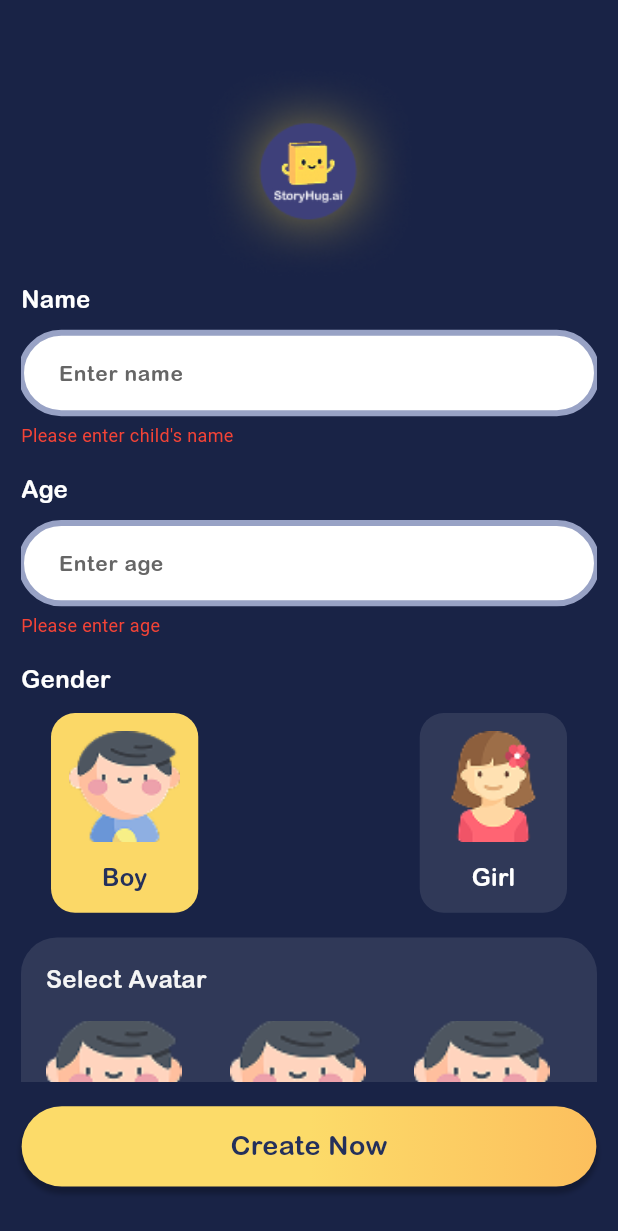
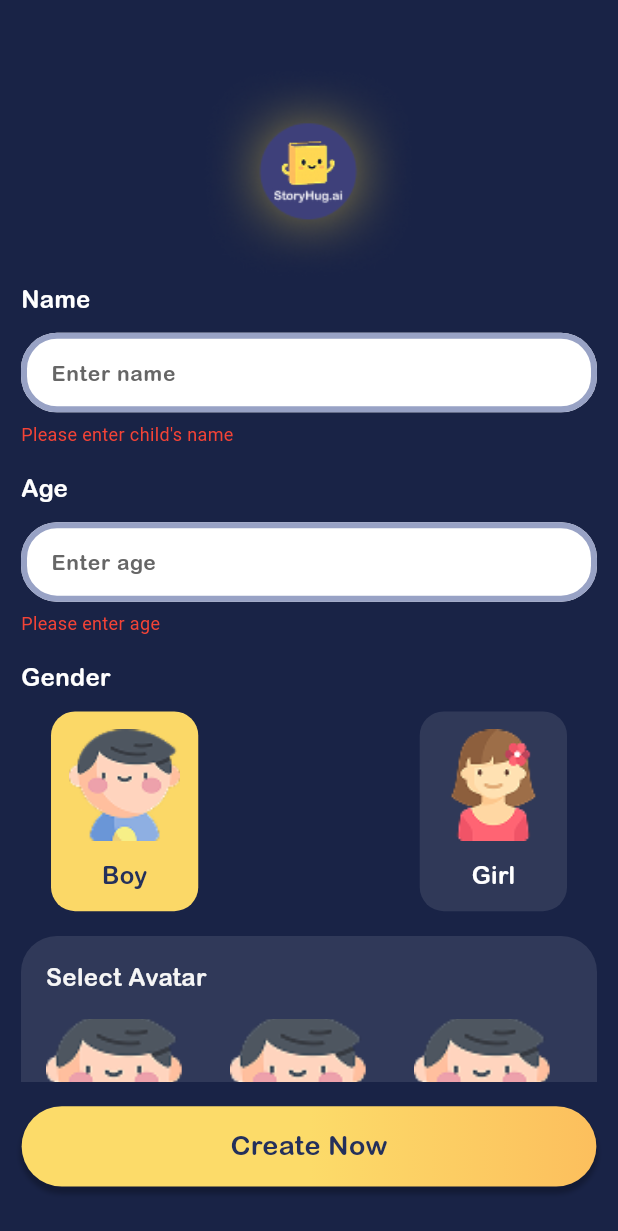
Before and after one commit to Vikranth1831/story_hug, a Flutter app: the EnteringFieldsForKid screen opened directly, after a tap on "Create Now", after a tap on "Boy", on a phone screen of 412 x 824 dp. Shown: the top 1231 px of the screen. Run offline on Flutter 3.47's test engine with Material 3 defaults, Android fonts, the phone set to English and light mode, and no system bars; our stand-ins replace cached_network_image, connectivity_plus, dio, dotted_border, equatable, firebase_core and 14 more; missing offline and left inert: flutter_sound, razorpay_flutter; accounts and stored records are empty; network calls fail; Roboto replaces fonts that are missing (segeo); project files that could hold a hidden picture were left out.

Commit message:
Committed by charan 27/11/2025 at 5:12

```diff
--- a/lib/components/text_field.dart
+++ b/lib/components/text_field.dart
@@ -3,31 +3,20 @@ import 'package:go_router/go_router.dart';
 import 'package:story_hug/utils/media_query_helper.dart';
 
 import '../../components/create_now_button.dart';
+
 class CustomInputField extends StatelessWidget {
   final TextEditingController controller;
   final String label1;
 
-  const CustomInputField({super.key, required this.controller,required this.label1});
+  const CustomInputField({
+    super.key,
+    required this.controller,
+    required this.label1,
+  });
 
   @override
   Widget build(BuildContext context) {
-    final h=SizeConfig.screenHeight;
-    return Container(
-      width: double.infinity,
-      height: h * 0.065,
-      padding: const EdgeInsets.symmetric(horizontal: 23),
-      decoration: ShapeDecoration(
-        color: Colors.white,
-        shape: RoundedRectangleBorder(
-          side: const BorderSide(
-            width: 4,
-            color: Color(0xFF98A2C5),
-            strokeAlign: BorderSide.strokeAlignCenter,
-          ),
-          borderRadius: BorderRadius.circular(32),
-        ),
-      ),
-      child: Theme(
+    return Theme(
       data: ThemeData(
         textSelectionTheme: const TextSelectionThemeData(
           cursorColor: Color(0xFF98A2C5),
@@ -51,9 +40,32 @@ class CustomInputField extends StatelessWidget {
             fontFamily: 'Arial',
             fontWeight: FontWeight.w400,
           ),
-            border: InputBorder.none,
+          filled: true,
+          fillColor: Color(0xffFFFFFF),
+          border: OutlineInputBorder(
+            borderRadius: BorderRadius.circular(24),
+            borderSide: BorderSide(color: Color(0xFF98A2C5), width: 4),
+          ),
+          errorBorder: OutlineInputBorder(
+            borderRadius: BorderRadius.circular(24),
+            borderSide: BorderSide(color: Color(0xFF98A2C5), width: 4),
+          ),
+          focusedBorder: OutlineInputBorder(
+            borderRadius: BorderRadius.circular(24),
+            borderSide: BorderSide(color: Color(0xFF98A2C5), width: 4),
+          ),
+          focusedErrorBorder: OutlineInputBorder(
+            borderRadius: BorderRadius.circular(24),
+            borderSide: BorderSide(color: Color(0xFF98A2C5), width: 4),
+          ),
+          enabledBorder: OutlineInputBorder(
+            borderRadius: BorderRadius.circular(24),
+            borderSide: BorderSide(color: Color(0xFF98A2C5), width: 4),
+          ),
           isCollapsed: true,
-            contentPadding: const EdgeInsets.symmetric(vertical: 14),
+          contentPadding: const EdgeInsets.symmetric(
+            vertical: 16,
+            horizontal: 16,
           ),
         ),
       ),
--- a/lib/pages/Section1/PlayStory.dart
+++ b/lib/pages/Section1/PlayStory.dart
@@ -12,6 +12,7 @@ import '../../controller/fetchStoryDetailsController.dart';
 import '../../data/remote_data_source.dart';
 import '../../repositories/FetchStoryDetailsRepo.dart';
 import '../../repositories/faveratesRepo.dart';
+import '../../services/AuthService.dart';
 import '../../utils/constants.dart';
 
 class PlayStory extends StatefulWidget {
@@ -433,11 +434,11 @@ class _PlayStoryState extends State<PlayStory> {
 
                                   isLikedNotifier.value =
                                       newStatus; // Optimistic UI update
-
+                                  final savedChildId = await AuthService.getUserChildId();
                                   await addToFaverateController
                                       .addToFaveratesList({
                                         "story_id": story.id,
-                                        "child_id": "1",
+                                        "child_id": savedChildId,
                                       });
 
                                   if (addToFaverateController
--- a/lib/pages/creating_profile_for_kids/entering_fields.dart
+++ b/lib/pages/creating_profile_for_kids/entering_fields.dart
@@ -10,8 +10,9 @@ import '../../components/text_field.dart';
 import '../../controller/createChildrenController.dart';
 import '../../data/remote_data_source.dart';
 import '../../models/get_all_children_model.dart';
+
 class EnteringFieldsForKid extends StatefulWidget {
-  final Children? childData;   // 🔥 comes only in Update mode
+  final Children? childData; // 🔥 comes only in Update mode
 
   const EnteringFieldsForKid({super.key, this.childData});
 
@@ -23,8 +24,9 @@ class _EnteringFieldsForKidState extends State<EnteringFieldsForKid> {
   final nameController = TextEditingController();
   final ageController = TextEditingController();
   String selectedGender = "";
+  int selectedAvatarIndex = -1;
 
-  bool isUpdate = false;  // 🔥 to detect update mode
+  bool isUpdate = false; // 🔥 to detect update mode
 
   String nameError = "";
   String ageError = "";
@@ -91,8 +93,10 @@ class _EnteringFieldsForKidState extends State<EnteringFieldsForKid> {
               if (nameError.isNotEmpty)
                 Padding(
                   padding: const EdgeInsets.only(top: 6),
-                  child: Text(nameError,
-                      style: TextStyle(color: Colors.red, fontSize: 12)),
+                  child: Text(
+                    nameError,
+                    style: TextStyle(color: Colors.red, fontSize: 12),
+                  ),
                 ),
 
               SizedBox(height: h * 0.02),
@@ -100,16 +104,15 @@ class _EnteringFieldsForKidState extends State<EnteringFieldsForKid> {
               TextHeader("Age"),
               SizedBox(height: h * 0.013),
 
-              CustomInputField(
-                controller: ageController,
-                label1: 'Enter age',
-              ),
+              CustomInputField(controller: ageController, label1: 'Enter age'),
 
               if (ageError.isNotEmpty)
                 Padding(
                   padding: const EdgeInsets.only(top: 6),
-                  child: Text(ageError,
-                      style: TextStyle(color: Colors.red, fontSize: 12)),
+                  child: Text(
+                    ageError,
+                    style: TextStyle(color: Colors.red, fontSize: 12),
+                  ),
                 ),
 
               SizedBox(height: h * 0.02),
@@ -134,8 +137,10 @@ class _EnteringFieldsForKidState extends State<EnteringFieldsForKid> {
                 if (genderError.isNotEmpty)
                   Padding(
                     padding: const EdgeInsets.only(top: 6),
-                    child: Text(genderError,
-                        style: TextStyle(color: Colors.red, fontSize: 12)),
+                    child: Text(
+                      genderError,
+                      style: TextStyle(color: Colors.red, fontSize: 12),
+                    ),
                   ),
               ],
 
@@ -189,7 +194,8 @@ class _EnteringFieldsForKidState extends State<EnteringFieldsForKid> {
                 "gender": selectedGender,
                 "age": ageController.text,
                 "image": "",
-                if (isUpdate) "id": widget.childData!.id,   // 🔥 send id in update
+                if (isUpdate)
+                  "id": widget.childData!.id, // 🔥 send id in update
               };
 
               controller.createChildren(data);
@@ -201,16 +207,17 @@ class _EnteringFieldsForKidState extends State<EnteringFieldsForKid> {
     );
   }
 
-  // ❗ Rest UI widgets remain EXACTLY same (no change)
-  Widget AvatarSelectionBox(List<String> avatarList, var height, var width) {
+  Widget AvatarSelectionBox(
+    List<String> avatarList,
+    double height,
+    double width,
+  ) {
     return Container(
       width: double.infinity,
       padding: EdgeInsets.all(height * 0.02),
       decoration: ShapeDecoration(
-        color: Colors.white.withValues(alpha: 0.10),
-        shape: RoundedRectangleBorder(
-          borderRadius: BorderRadius.circular(24),
-        ),
+        color: Colors.white.withOpacity(0.10),
+        shape: RoundedRectangleBorder(borderRadius: BorderRadius.circular(24)),
       ),
       child: Column(
         crossAxisAlignment: CrossAxisAlignment.start,
@@ -231,15 +238,29 @@ class _EnteringFieldsForKidState extends State<EnteringFieldsForKid> {
             child: Row(
               children: List.generate(
                 avatarList.length,
-                    (index) => Padding(
+                (index) => GestureDetector(
+                  onTap: () {
+                    setState(() {
+                      selectedAvatarIndex = index;
+                    });
+                  },
+                  child: Padding(
                     padding: const EdgeInsets.only(right: 32),
                     child: Container(
                       width: width * 0.22,
                       height: height * 0.1,
                       decoration: BoxDecoration(
+                        border: Border.all(
+                          color: selectedAvatarIndex == index
+                              ? const Color(0xffF9E2A1)
+                              : Colors.transparent,
+                          width: 1,
+                        ),
+                        borderRadius: BorderRadius.circular(16),
                         image: DecorationImage(
                           image: AssetImage(avatarList[index]),
                           fit: BoxFit.cover,
+                        ),
                       ),
                     ),
                   ),
--- a/lib/pages/favorites.dart
+++ b/lib/pages/favorites.dart
@@ -11,6 +11,7 @@ import 'package:story_hug/utils/media_query_helper.dart';
 import '../app_routes/app_routes.dart';
 import '../components/CommonLoader.dart';
 import '../data/remote_data_source.dart';
+import '../services/AuthService.dart';
 import 'Widgets/SubSubCategoryCard.dart';
 
 class Favorites extends StatefulWidget {
@@ -133,10 +134,11 @@ class _FavoritesState extends State<Favorites> {
 
                             isLikedNotifier.value =
                                 newStatus; // Optimistic update
-
+                            final savedChildId =
+                                await AuthService.getUserChildId();
                             await addToFaverateController.addToFaveratesList({
                               "story_id": item.storyId.toString(),
-                              "child_id": "1",
+                              "child_id": savedChildId,
                             });
 
                             if (addToFaverateController.errorMessage.value !=
```
Also changed, not shown: lib/pages/Authentication/choose_profile.dart (+58 -35 lines), lib/services/AuthService.dart (+9 -8 lines), lib/utils/AppThemeData.dart (+6 -6 lines), lib/utils/constants.dart (+0 -14 lines). Lines whose indentation alone changed are shown as unchanged.
